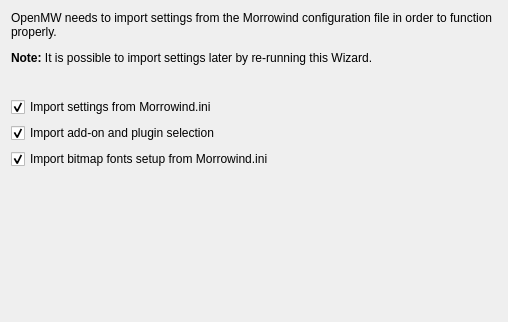
This is apps/wizard/ui/importpage.ui in sunhawken/openmw as Qt 5 draws it before an edit. The edited form follows.
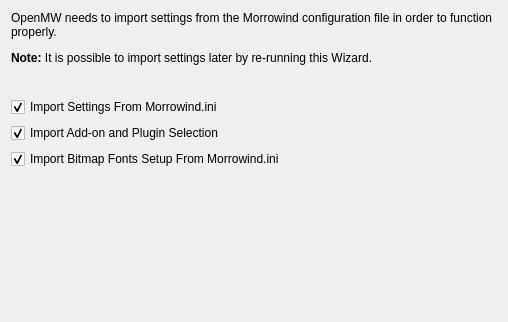
This is the edited form.

Diff of the .ui file:
```diff
--- a/apps/wizard/ui/importpage.ui
+++ b/apps/wizard/ui/importpage.ui
@@ -33,7 +33,7 @@
    <item>
     <widget class="QCheckBox" name="importCheckBox">
      <property name="text">
-      <string>Import settings from Morrowind.ini</string>
+      <string>Import Settings From Morrowind.ini</string>
      </property>
      <property name="checked">
       <bool>true</bool>
@@ -43,7 +43,7 @@
    <item>
     <widget class="QCheckBox" name="addonsCheckBox">
      <property name="text">
-      <string>Import add-on and plugin selection</string>
+      <string>Import Add-on and Plugin Selection</string>
      </property>
      <property name="checked">
       <bool>true</bool>
@@ -53,7 +53,7 @@
    <item>
     <widget class="QCheckBox" name="fontsCheckBox">
      <property name="text">
-      <string>Import bitmap fonts setup from Morrowind.ini</string>
+      <string>Import Bitmap Fonts Setup From Morrowind.ini</string>
      </property>
      <property name="toolTip">
       <string>Fonts shipped with the original engine are blurry with UI scaling and support only a small amount of characters,
```
